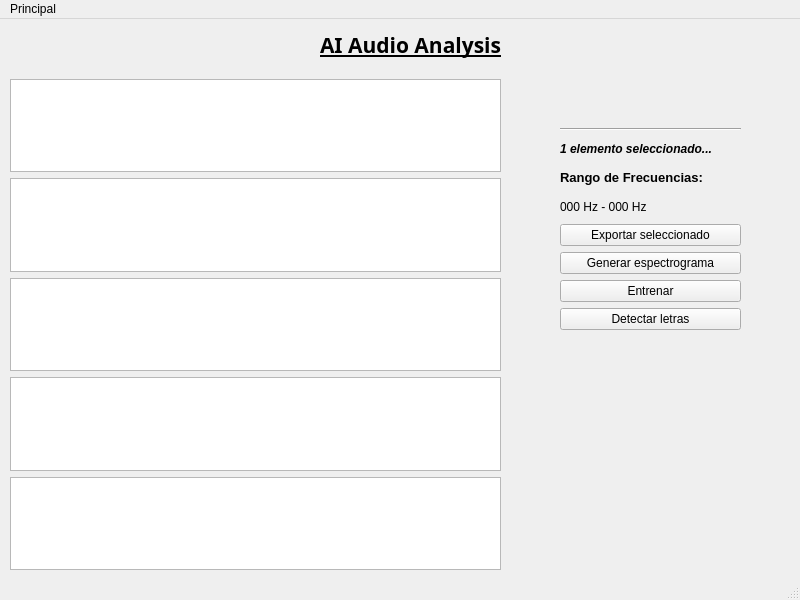
Qt form testgui.ui (darkmclo/audio-ai-project) before a commit.
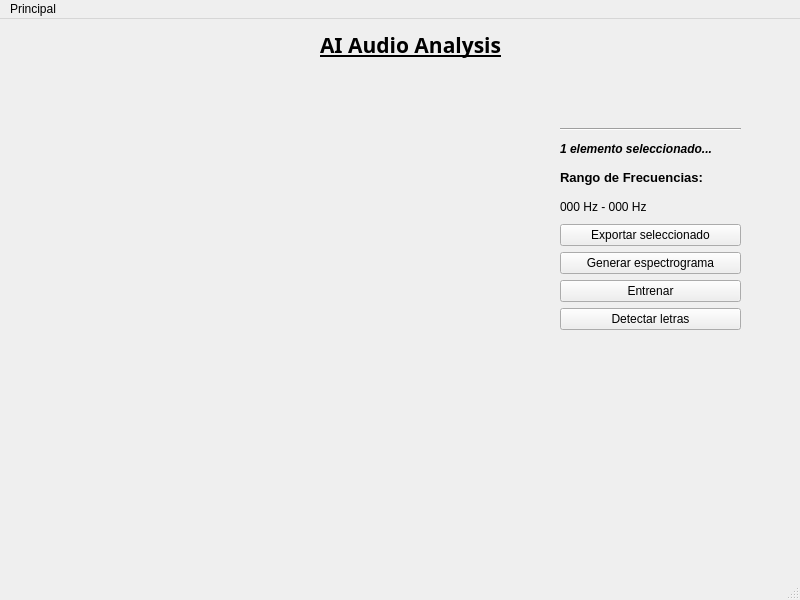
The same form after that commit. Icons and pictures are not drawn.

```diff
--- a/testgui.ui
+++ b/testgui.ui
@@ -148,24 +148,34 @@
       <x>10</x>
       <y>60</y>
       <width>491</width>
-      <height>491</height>
+      <height>108</height>
      </rect>
     </property>
     <layout class="QVBoxLayout" name="verticalLayout_2">
      <item>
-      <widget class="QListView" name="listView"/>
-     </item>
-     <item>
-      <widget class="QListView" name="listView_2"/>
-     </item>
-     <item>
-      <widget class="QListView" name="listView_3"/>
-     </item>
-     <item>
-      <widget class="QListView" name="listView_4"/>
-     </item>
-     <item>
-      <widget class="QListView" name="listView_5"/>
+      <widget class="QLabel" name="label_7">
+       <property name="maximumSize">
+        <size>
+         <width>488</width>
+         <height>16777215</height>
+        </size>
+       </property>
+       <property name="text">
+        <string/>
+       </property>
+       <property name="pixmap">
+        <pixmap>../audio-ai-project/images/1.jpeg</pixmap>
+       </property>
+       <property name="scaledContents">
+        <bool>false</bool>
+       </property>
+       <property name="wordWrap">
+        <bool>false</bool>
+       </property>
+       <property name="margin">
+        <number>0</number>
+       </property>
+      </widget>
      </item>
     </layout>
    </widget>
@@ -194,6 +204,90 @@
      </item>
     </layout>
    </widget>
+   <widget class="QWidget" name="verticalLayoutWidget_4">
+    <property name="geometry">
+     <rect>
+      <x>10</x>
+      <y>290</y>
+      <width>491</width>
+      <height>105</height>
+     </rect>
+    </property>
+    <layout class="QVBoxLayout" name="verticalLayout_4">
+     <item>
+      <widget class="QLabel" name="label_9">
+       <property name="maximumSize">
+        <size>
+         <width>488</width>
+         <height>16777215</height>
+        </size>
+       </property>
+       <property name="text">
+        <string/>
+       </property>
+       <property name="pixmap">
+        <pixmap>../audio-ai-project/images/3.jpeg</pixmap>
+       </property>
+      </widget>
+     </item>
+    </layout>
+   </widget>
+   <widget class="QWidget" name="verticalLayoutWidget_5">
+    <property name="geometry">
+     <rect>
+      <x>10</x>
+      <y>410</y>
+      <width>491</width>
+      <height>105</height>
+     </rect>
+    </property>
+    <layout class="QVBoxLayout" name="verticalLayout_5">
+     <item>
+      <widget class="QLabel" name="label_10">
+       <property name="maximumSize">
+        <size>
+         <width>488</width>
+         <height>16777215</height>
+        </size>
+       </property>
+       <property name="text">
+        <string/>
+       </property>
+       <property name="pixmap">
+        <pixmap>../audio-ai-project/images/4.jpeg</pixmap>
+       </property>
+      </widget>
+     </item>
+    </layout>
+   </widget>
+   <widget class="QWidget" name="verticalLayoutWidget_6">
+    <property name="geometry">
+     <rect>
+      <x>10</x>
+      <y>180</y>
+      <width>491</width>
+      <height>101</height>
+     </rect>
+    </property>
+    <layout class="QVBoxLayout" name="verticalLayout_6">
+     <item>
+      <widget class="QLabel" name="label_11">
+       <property name="maximumSize">
+        <size>
+         <width>488</width>
+         <height>16777215</height>
+        </size>
+       </property>
+       <property name="text">
+        <string/>
+       </property>
+       <property name="pixmap">
+        <pixmap>../audio-ai-project/images/2.jpeg</pixmap>
+       </property>
+      </widget>
+     </item>
+    </layout>
+   </widget>
   </widget>
   <widget class="QMenuBar" name="menubar">
    <property name="geometry">
```
